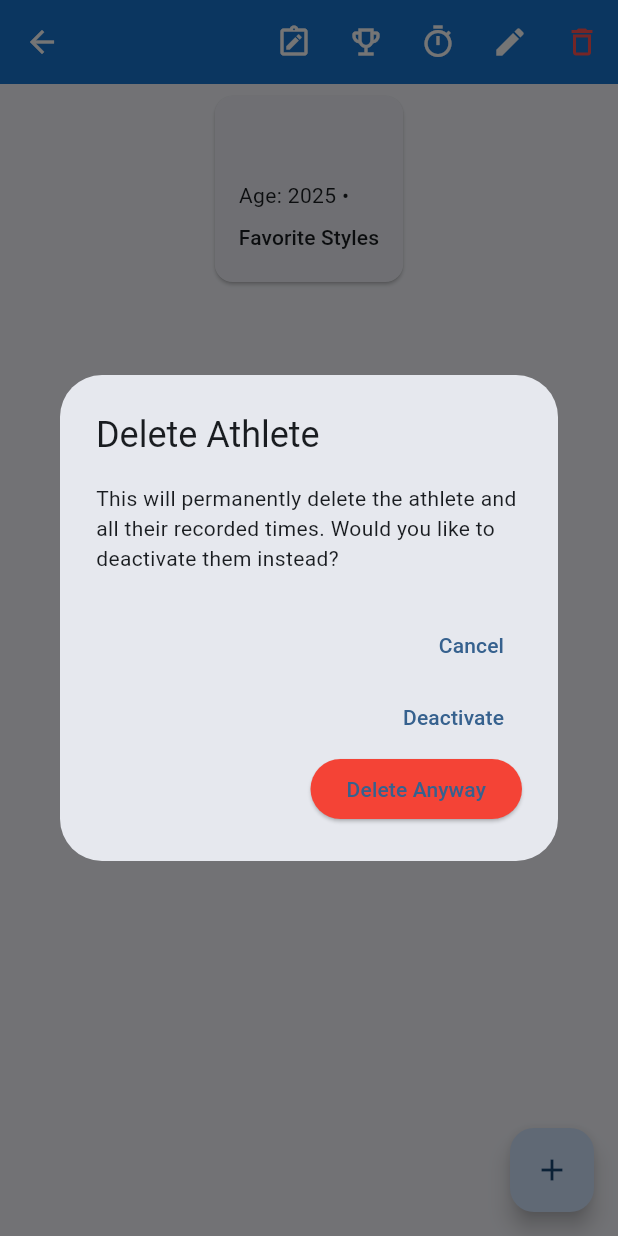
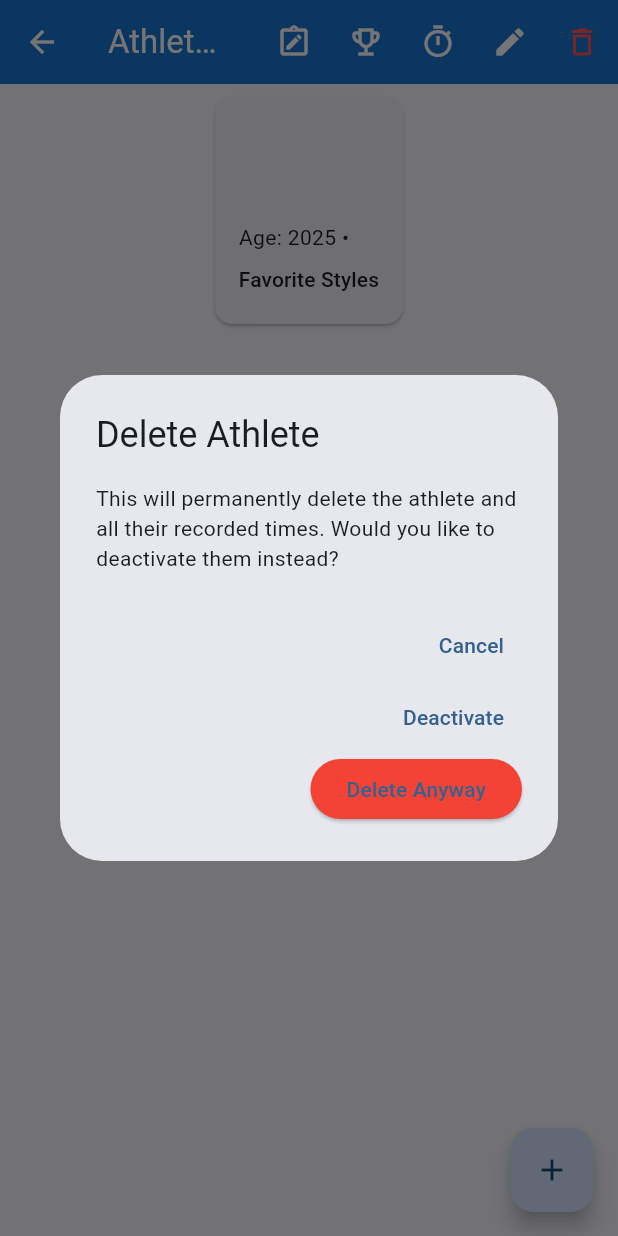
Before and after one commit to mattileap/splashup, a Flutter app: the AthleteDetailsScreen screen opened directly with empty values, after a tap on the "delete outline" icon, on a phone screen of 412 x 824 dp. Run offline on Flutter 3.47's test engine with Material 3 defaults, Android fonts, the light colour scheme and no system bars; our stand-ins replace cloud_firestore, firebase_auth, firebase_core, flutter_svg, google_sign_in, shared_preferences; accounts and stored records are empty.

Commit message:
Athlete details screen edit

```diff
--- a/lib/l10n/app_en.arb
+++ b/lib/l10n/app_en.arb
@@ -124,5 +124,7 @@
   "reset": "Reset",
   "start": "Start",
   "stop": "Stop",
-  "saveTime": "Save Time"
+  "saveTime": "Save Time",
+  "chronoNotesTitle": "Time Notes",
+  "noNotesForChrono": "No notes for this time record."
 }
--- a/lib/l10n/app_it.arb
+++ b/lib/l10n/app_it.arb
@@ -124,5 +124,7 @@
   "reset": "Azzera",
   "start": "Avvia",
   "stop": "Ferma",
-  "saveTime": "Salva Tempo"
+  "saveTime": "Salva Tempo",
+  "chronoNotesTitle": "Note del Tempo",
+  "noNotesForChrono": "Nessuna nota per questo tempo."
 }
--- a/lib/l10n/app_localizations.dart
+++ b/lib/l10n/app_localizations.dart
@@ -847,6 +847,18 @@ abstract class AppLocalizations {
   /// In en, this message translates to:
   /// **'Save Time'**
   String get saveTime;
+
+  /// No description provided for @chronoNotesTitle.
+  ///
+  /// In en, this message translates to:
+  /// **'Time Notes'**
+  String get chronoNotesTitle;
+
+  /// No description provided for @noNotesForChrono.
+  ///
+  /// In en, this message translates to:
+  /// **'No notes for this time record.'**
+  String get noNotesForChrono;
 }
 
 class _AppLocalizationsDelegate
--- a/lib/l10n/app_localizations_en.dart
+++ b/lib/l10n/app_localizations_en.dart
@@ -399,4 +399,10 @@ class AppLocalizationsEn extends AppLocalizations {
 
   @override
   String get saveTime => 'Save Time';
+
+  @override
+  String get chronoNotesTitle => 'Time Notes';
+
+  @override
+  String get noNotesForChrono => 'No notes for this time record.';
 }
--- a/lib/l10n/app_localizations_it.dart
+++ b/lib/l10n/app_localizations_it.dart
@@ -402,4 +402,10 @@ class AppLocalizationsIt extends AppLocalizations {
 
   @override
   String get saveTime => 'Salva Tempo';
+
+  @override
+  String get chronoNotesTitle => 'Note del Tempo';
+
+  @override
+  String get noNotesForChrono => 'Nessuna nota per questo tempo.';
 }
--- a/lib/screens/athlete_details_screen.dart
+++ b/lib/screens/athlete_details_screen.dart
@@ -121,9 +121,26 @@ class _AthleteDetailsScreenState extends State<AthleteDetailsScreen> {
           actions: <Widget>[
             TextButton(
               child: Text(l10n.close),
-              onPressed: () {
-                Navigator.of(context).pop();
-              },
+              onPressed: () => Navigator.of(context).pop(),
+            ),
+          ],
+        );
+      },
+    );
+  }
+
+  // ADDED: New function to show notes for a specific chrono.
+  void _showChronoNotesDialog(BuildContext context, Chrono chrono, AppLocalizations l10n) {
+    showDialog(
+      context: context,
+      builder: (BuildContext context) {
+        return AlertDialog(
+          title: Text(l10n.chronoNotesTitle),
+          content: Text(chrono.notes), // No need for an empty check, this is only shown if notes exist.
+          actions: <Widget>[
+            TextButton(
+              child: Text(l10n.close),
+              onPressed: () => Navigator.of(context).pop(),
             ),
           ],
         );
@@ -173,7 +190,7 @@ class _AthleteDetailsScreenState extends State<AthleteDetailsScreen> {
 
     if (result == 'deactivate') {
       await athleteRef.update({'isActive': false});
-      navigator.pop(); // Go back to the athletes list
+      if(mounted) navigator.pop(); // Go back to the athletes list
     } else if (result == 'delete') {
       // Delete all sub-collections (chronos) first.
       final chronos = await athleteRef.collection('chronos').get();
@@ -182,7 +199,7 @@ class _AthleteDetailsScreenState extends State<AthleteDetailsScreen> {
       }
       // Then delete the athlete document itself.
       await athleteRef.delete();
-      navigator.pop(); // Go back to the athletes list
+      if(mounted) navigator.pop(); // Go back to the athletes list
     }
   }
 
@@ -190,7 +207,6 @@ class _AthleteDetailsScreenState extends State<AthleteDetailsScreen> {
   Widget build(BuildContext context) {
     final l10n = AppLocalizations.of(context)!;
     final String? userId = FirebaseAuth.instance.currentUser?.uid;
-    final int age = DateTime.now().year - widget.athlete.birthYear;
 
     if (userId == null) {
       return const Scaffold(body: Center(child: Text("User not logged in")));
@@ -208,17 +224,8 @@ class _AthleteDetailsScreenState extends State<AthleteDetailsScreen> {
 
     return Scaffold(
       appBar: AppBar(
-        // UPDATED: The title is now a Column to include the team name.
-        title: Column(
-          crossAxisAlignment: CrossAxisAlignment.start,
-          children: [
-            Text(widget.athlete.name),
-            Text(
-              widget.team.name,
-              style: Theme.of(context).textTheme.bodySmall?.copyWith(color: Colors.white),
-            ),
-          ],
-        ),
+        // UPDATED: AppBar title is now simpler.
+        title: Text(l10n.athleteDetails),
         actions: [
           // Button to show the athlete's notes.
           IconButton(
@@ -277,7 +284,7 @@ class _AthleteDetailsScreenState extends State<AthleteDetailsScreen> {
       body: Column(
         children: [
           // Header card with athlete's personal information.
-          _buildAthleteHeader(context, widget.athlete, age, l10n),
+          _buildAthleteHeader(context, widget.athlete, widget.team, l10n),
           // The rest of the screen is a scrollable list of chronos.
           Expanded(
             child: StreamBuilder<QuerySnapshot>(
@@ -292,10 +299,7 @@ class _AthleteDetailsScreenState extends State<AthleteDetailsScreen> {
                   );
                 }
 
-                final allChronos = snapshot.data!.docs
-                    .map((doc) => Chrono.fromFirestore(doc))
-                    .toList();
-
+                final allChronos = snapshot.data!.docs.map((doc) => Chrono.fromFirestore(doc)).toList();
                 // Apply the filters selected by the user.
                 final filteredChronos = allChronos.where((chrono) {
                   final distanceMatch = _selectedDistance == null || chrono.distance == _selectedDistance;
@@ -341,7 +345,8 @@ class _AthleteDetailsScreenState extends State<AthleteDetailsScreen> {
   }
 
   /// Builds the non-scrolling header card with athlete details.
-  Widget _buildAthleteHeader(BuildContext context, Athlete athlete, int age, AppLocalizations l10n) {
+  Widget _buildAthleteHeader(BuildContext context, Athlete athlete, Team team, AppLocalizations l10n) {
+    final int age = DateTime.now().year - athlete.birthYear;
     final Map<String, String> styleDisplayNames = {
       'Freestyle': l10n.freestyle,
       'Butterfly': l10n.butterfly,
@@ -364,6 +369,9 @@ class _AthleteDetailsScreenState extends State<AthleteDetailsScreen> {
           crossAxisAlignment: CrossAxisAlignment.start,
           children: [
             Text(athlete.name, style: Theme.of(context).textTheme.headlineSmall),
+            const SizedBox(height: 4),
+            // UPDATED: Team name added here.
+            Text(team.name, style: Theme.of(context).textTheme.titleMedium?.copyWith(color: Colors.grey.shade600)),
             const SizedBox(height: 8),
             Text('${l10n.age}: $age • $translatedGender'),
             const SizedBox(height: 8),
@@ -469,6 +477,13 @@ class _AthleteDetailsScreenState extends State<AthleteDetailsScreen> {
         trailing: Row(
           mainAxisSize: MainAxisSize.min,
           children: [
+            // UPDATED: Conditionally show the notes button.
+            if (chrono.notes.isNotEmpty)
+              IconButton(
+                icon: const Icon(Icons.note_alt_outlined, color: Colors.grey),
+                tooltip: l10n.notes,
+                onPressed: () => _showChronoNotesDialog(context, chrono, l10n),
+              ),
             IconButton(
               icon: const Icon(Icons.edit, color: Colors.grey),
               onPressed: () {
```
